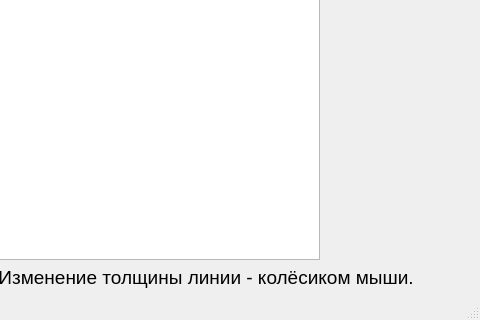
KivvaK/QtUI, file Drawer/mainwindow.ui: the form before one commit; both pictures show x 320 to 800 and y 280 to 600 of the 800 by 600 pixel window.
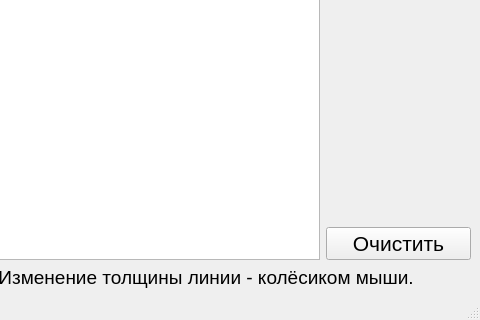
The form after the commit. Custom widgets are drawn as their Qt base class.

Commit message: Добавил в Drawer кнопку очистки изображения

What changed in the file:
```diff
--- a/Drawer/mainwindow.ui
+++ b/Drawer/mainwindow.ui
@@ -82,6 +82,18 @@
         </property>
        </spacer>
       </item>
+      <item>
+       <widget class="QPushButton" name="pbClear">
+        <property name="font">
+         <font>
+          <pointsize>16</pointsize>
+         </font>
+        </property>
+        <property name="text">
+         <string>Очистить</string>
+        </property>
+       </widget>
+      </item>
      </layout>
     </item>
     <item row="0" column="0">
```
The commit also changes 2 other files.
